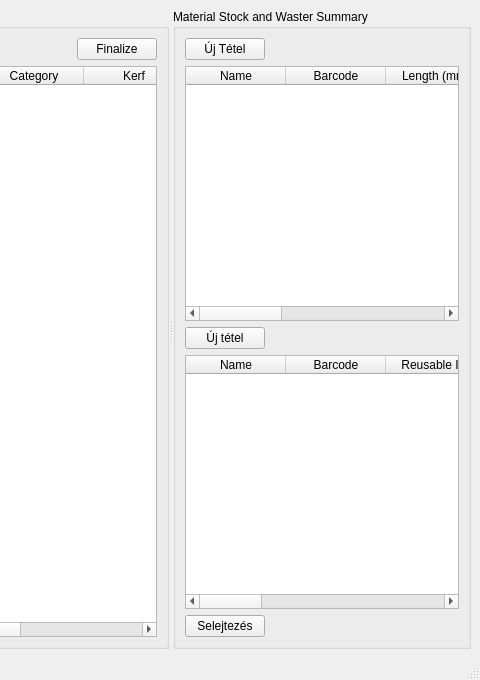
The window that view/MainWindow.ui (horvathzoltan/cutplannerpro) describes before a commit, drawn with Qt 5; both pictures show x 440 to 920 and y 0 to 680 of the 920 by 680 pixel window.
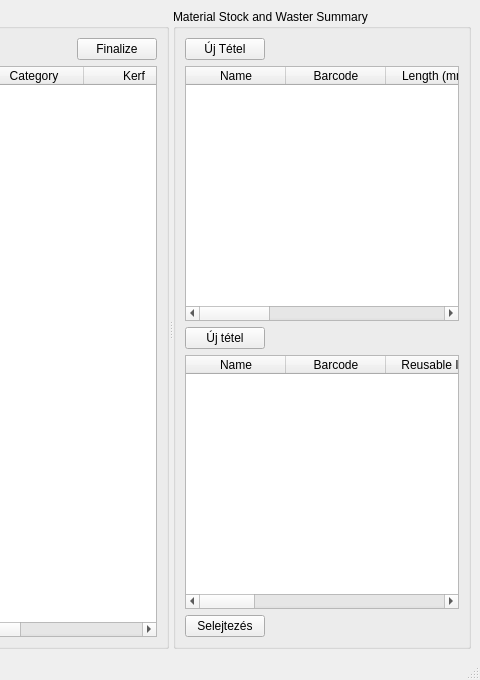
The same window after the commit.

Diff of the .ui file:
```diff
--- a/view/MainWindow.ui
+++ b/view/MainWindow.ui
@@ -276,7 +276,7 @@
        </property>
        <property name="maximumSize">
         <size>
-         <width>700</width>
+         <width>800</width>
          <height>16777215</height>
         </size>
        </property>
@@ -338,6 +338,11 @@
             <string>Quantity</string>
            </property>
           </column>
+          <column>
+           <property name="text">
+            <string>Storage</string>
+           </property>
+          </column>
           <column>
            <property name="text">
             <string>Actions</string>
@@ -406,6 +411,11 @@
             <string>Reusable</string>
            </property>
           </column>
+          <column>
+           <property name="text">
+            <string>Storage</string>
+           </property>
+          </column>
           <column>
            <property name="text">
             <string>Actions</string>
```
